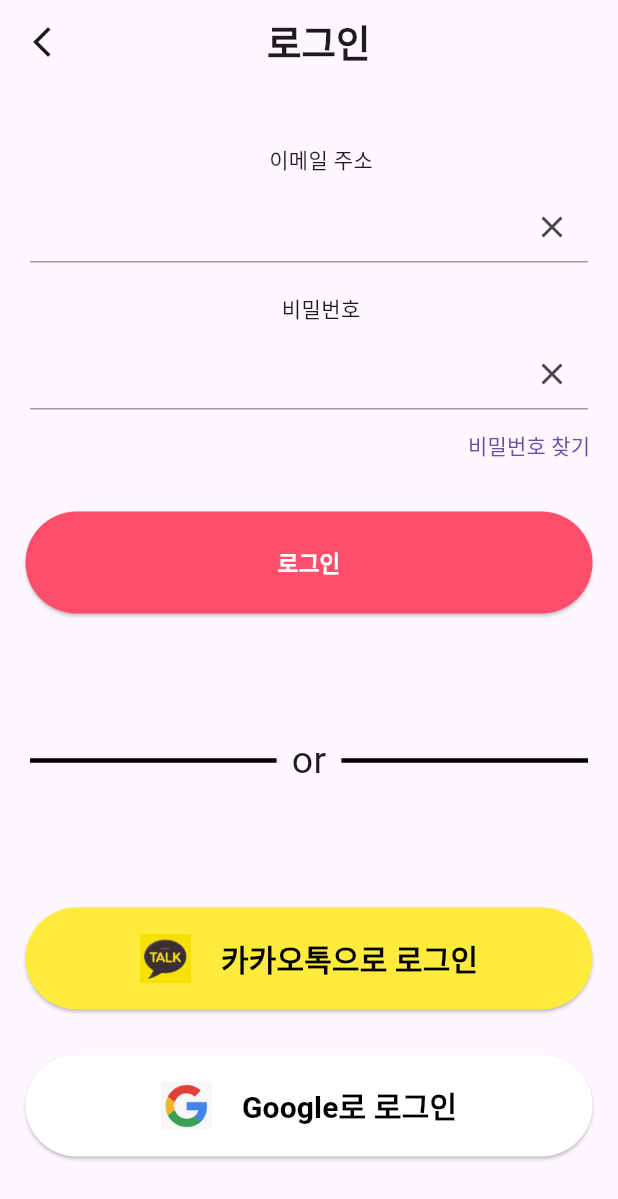
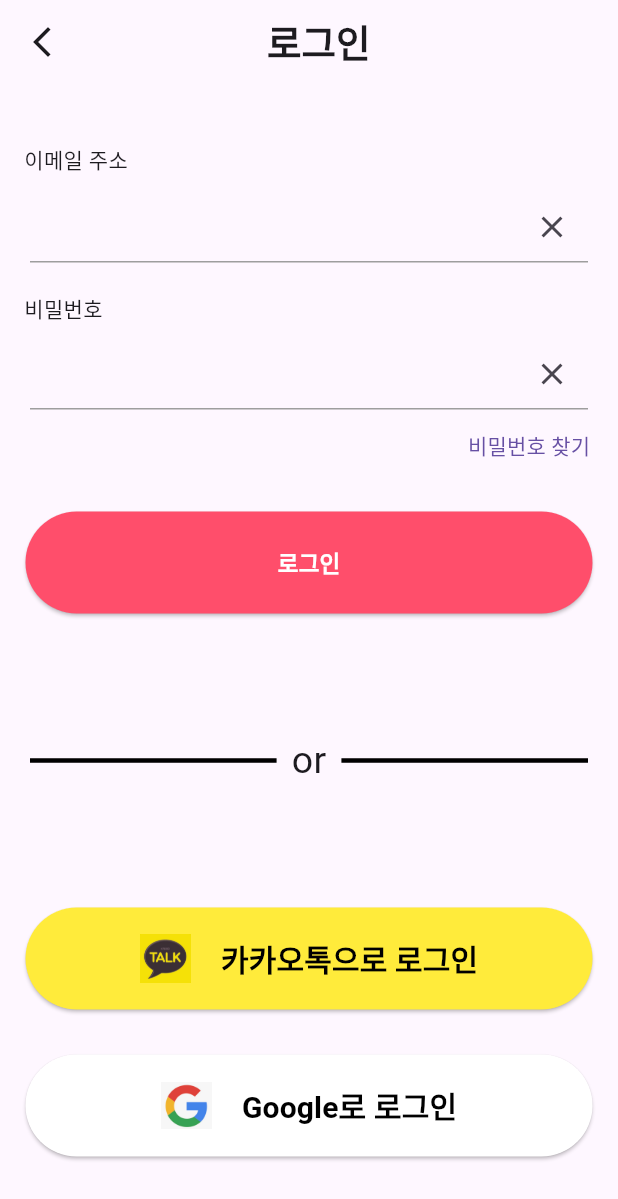
Before and after one commit to 21TripRider/TripRider, a Flutter app: the Loginscreen screen opened directly, on a phone screen of 412 x 824 dp. Shown: the top 1199 px of the screen. Run offline on Flutter 3.47's test engine with Material 3 defaults, Android fonts, the phone set to English and light mode, and no system bars.

Commit message:
crossAxisAligment 정렬 수정

```diff
--- a/lib/main.dart
+++ b/lib/main.dart
@@ -5,5 +5,5 @@ import 'package:triprider/screens/Login/LoginScreen.dart';
 import 'package:triprider/screens/Login/WelcomeScreen.dart';
 
 void main() {
-  runApp(MaterialApp(home: CreateAccountscreen()));
+  runApp(MaterialApp(home: Loginscreen()));
 }
--- a/lib/screens/Login/LoginScreen.dart
+++ b/lib/screens/Login/LoginScreen.dart
@@ -86,7 +86,7 @@ class _insertEmail extends StatelessWidget {
   @override
   Widget build(BuildContext context) {
     return Column(
-      mainAxisAlignment: MainAxisAlignment.start,
+      crossAxisAlignment: CrossAxisAlignment.start,
       children: [
         Padding(
           padding: const EdgeInsets.only(top: 40, left: 16, bottom: 10),
@@ -123,7 +123,7 @@ class _insertPassword extends StatelessWidget {
   @override
   Widget build(BuildContext context) {
     return Column(
-      mainAxisAlignment: MainAxisAlignment.start,
+      crossAxisAlignment: CrossAxisAlignment.start,
       children: [
         Padding(
           padding: const EdgeInsets.only(top: 20, left: 16, bottom: 10),
```
